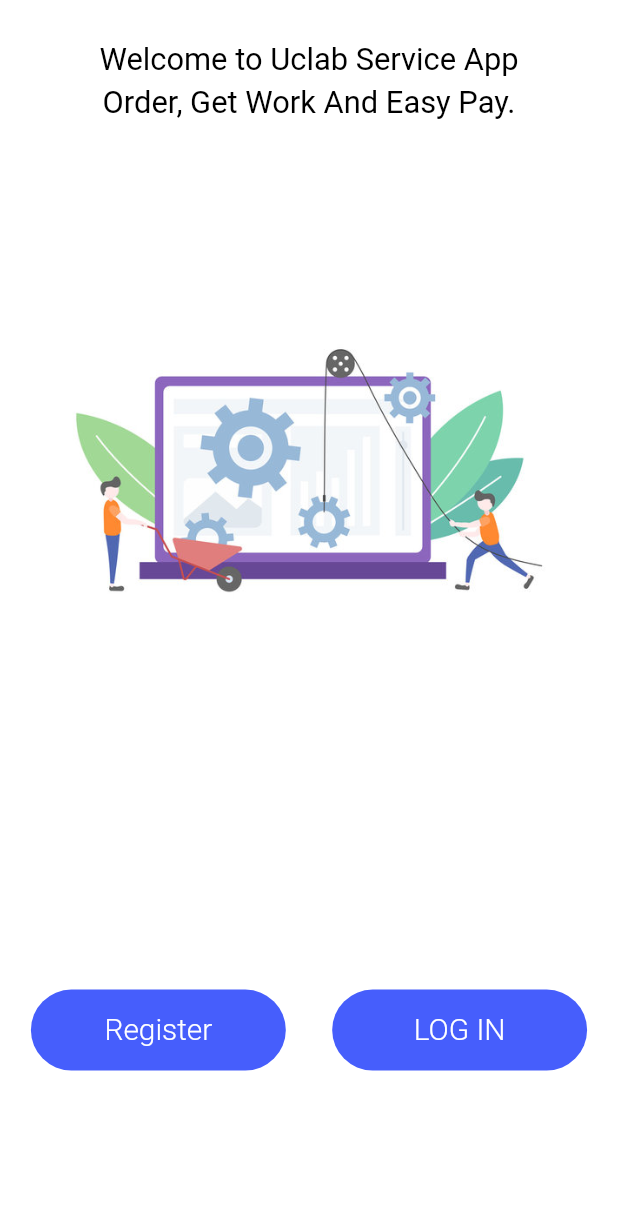
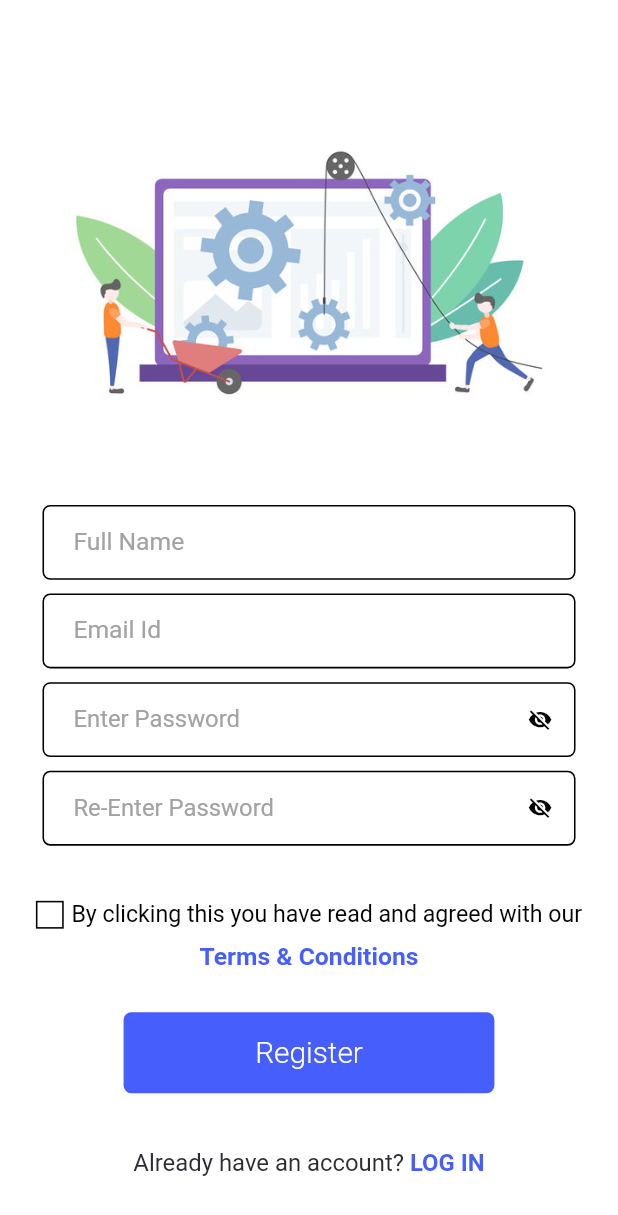
Before and after one commit to ritesh-amit/Suraj, a Flutter app: the CustomerChoice screen opened directly, after a tap on "Register", on a phone screen of 412 x 824 dp. Shown: the top 1215 px of the screen. Run offline on Flutter 3.47's test engine with Material 2 defaults, Android fonts, the phone set to English and light mode, and no system bars; our stand-ins replace firebase_auth, firebase_core, shared_preferences; accounts and stored records are empty.

Commit message:
Register Added

```diff
--- a/lib/customerChoice.dart
+++ b/lib/customerChoice.dart
@@ -1,6 +1,7 @@
 import 'package:flutter/material.dart';
 import 'package:flutter/rendering.dart';
 import 'package:suraj/login.dart';
+import 'package:suraj/register.dart';
 import 'Utils/SizeConfig.dart';
 import 'Utils/constants.dart';
 
@@ -56,10 +57,10 @@ class _CustomerChoiceState extends State<CustomerChoice> {
                     splashColor: maC,
                     color: maC,
                     onPressed: () {
-                      /* Navigator.of(context)
-                        .push(MaterialPageRoute(builder: (context) {
-                      return SignUp('0');
-                    }));*/
+                      Navigator.of(context)
+                          .push(MaterialPageRoute(builder: (context) {
+                        return Register();
+                      }));
                     },
                     padding: EdgeInsets.symmetric(
                         horizontal: b * 25, vertical: h * 15),
--- /dev/null
+++ b/lib/register.dart
@@ -0,0 +1,314 @@
+import 'package:flutter/material.dart';
+import 'package:flutter/rendering.dart';
+import 'package:suraj/forgotPassword.dart';
+import 'package:suraj/login.dart';
+import 'Utils/SizeConfig.dart';
+import 'Utils/constants.dart';
+
+class Register extends StatefulWidget {
+  _RegisterState createState() => _RegisterState();
+}
+
+class _RegisterState extends State<Register> {
+  TextEditingController nameController = TextEditingController();
+  TextEditingController pwdController2 = TextEditingController();
+  TextEditingController emailController = TextEditingController();
+  TextEditingController pwdController = TextEditingController();
+  bool isVisible = false;
+  bool isVisible2 = false;
+  bool rad = false;
+
+  @override
+  Widget build(BuildContext context) {
+    SizeConfig().init(context);
+    var b = SizeConfig.screenWidth / 400;
+    var h = SizeConfig.screenHeight / 800;
+
+    return Scaffold(
+      backgroundColor: Colors.white,
+      body: SafeArea(
+        child: SingleChildScrollView(
+          child: Container(
+            child: Column(children: [
+              Container(
+                alignment: Alignment.center,
+                padding: EdgeInsets.symmetric(horizontal: b * 20),
+                child: Column(
+                  crossAxisAlignment: CrossAxisAlignment.center,
+                  children: [
+                    sh(30),
+                    Image.asset(
+                      'images/2.jpg',
+                      height: h * 300,
+                    ),
+                    Container(
+                      width: b * 345,
+                      decoration: BoxDecoration(
+                        color: Colors.white,
+                        borderRadius: BorderRadius.circular(b * 10),
+                      ),
+                      child: TextField(
+                        controller: nameController,
+                        keyboardType: TextInputType.emailAddress,
+                        style: txtS(Colors.black, 16, FontWeight.w500),
+                        decoration: dec('Full Name'),
+                      ),
+                    ),
+                    sh(10),
+                    Container(
+                      width: b * 345,
+                      decoration: BoxDecoration(
+                        color: Colors.white,
+                        borderRadius: BorderRadius.circular(b * 10),
+                      ),
+                      child: TextField(
+                        controller: emailController,
+                        keyboardType: TextInputType.emailAddress,
+                        style: txtS(Colors.black, 16, FontWeight.w500),
+                        decoration: dec('Email Id'),
+                      ),
+                    ),
+                    sh(10),
+                    Container(
+                      width: b * 345,
+                      child: TextField(
+                        controller: pwdController,
+                        keyboardType: TextInputType.visiblePassword,
+                        style: txtS(Colors.black, 16, FontWeight.w500),
+                        obscuringCharacter: '*',
+                        obscureText: !isVisible,
+                        decoration: InputDecoration(
+                          focusedBorder: OutlineInputBorder(
+                            borderSide: BorderSide(color: maC, width: b * 2),
+                            borderRadius: BorderRadius.circular(b * 5),
+                          ),
+                          enabledBorder: OutlineInputBorder(
+                            borderSide:
+                                BorderSide(color: Colors.black, width: b * 1),
+                            borderRadius: BorderRadius.circular(b * 5),
+                          ),
+                          suffixIconConstraints: BoxConstraints(
+                              minWidth: b * 16, minHeight: h * 12),
+                          suffixIcon: Padding(
+                            padding: EdgeInsets.only(right: b * 15),
+                            child: InkWell(
+                              onTap: () {
+                                setState(() {
+                                  isVisible = !isVisible;
+                                });
+                              },
+                              child: Icon(
+                                isVisible
+                                    ? Icons.visibility
+                                    : Icons.visibility_off,
+                                color: Colors.black,
+                                size: b * 16,
+                              ),
+                            ),
+                          ),
+                          labelText: 'Enter Password',
+                          labelStyle: txtS(tc, 16, FontWeight.w400),
+                          isDense: true,
+                          contentPadding: EdgeInsets.only(
+                            top: h * 15,
+                            bottom: h * 15,
+                            right: b * 20,
+                            left: b * 20,
+                          ),
+                        ),
+                      ),
+                    ),
+                    sh(10),
+                    Container(
+                      width: b * 345,
+                      child: TextField(
+                        controller: pwdController2,
+                        keyboardType: TextInputType.visiblePassword,
+                        style: txtS(Colors.black, 16, FontWeight.w500),
+                        obscuringCharacter: '*',
+                        obscureText: !isVisible2,
+                        decoration: InputDecoration(
+                          focusedBorder: OutlineInputBorder(
+                            borderSide: BorderSide(color: maC, width: b * 2),
+                            borderRadius: BorderRadius.circular(b * 5),
+                          ),
+                          enabledBorder: OutlineInputBorder(
+                            borderSide:
+                                BorderSide(color: Colors.black, width: b * 1),
+                            borderRadius: BorderRadius.circular(b * 5),
+                          ),
+                          suffixIconConstraints: BoxConstraints(
+                              minWidth: b * 16, minHeight: h * 12),
+                          suffixIcon: Padding(
+                            padding: EdgeInsets.only(right: b * 15),
+                            child: InkWell(
+                              onTap: () {
+                                setState(() {
+                                  isVisible2 = !isVisible2;
+                                });
+                              },
+                              child: Icon(
+                                isVisible2
+                                    ? Icons.visibility
+                                    : Icons.visibility_off,
+                                color: Colors.black,
+                                size: b * 16,
+                              ),
+                            ),
+                          ),
+                          labelText: 'Re-Enter Password',
+                          labelStyle: txtS(tc, 16, FontWeight.w400),
+                          isDense: true,
+                          contentPadding: EdgeInsets.only(
+                            top: h * 15,
+                            bottom: h * 15,
+                            right: b * 20,
+                            left: b * 20,
+                          ),
+                        ),
+                      ),
+                    ),
+                    sh(40),
+                    Row(
+                      mainAxisAlignment: MainAxisAlignment.center,
+                      children: [
+                        InkWell(
+                          onTap: () {
+                            setState(() {
+                              rad = !rad;
+                            });
+                          },
+                          child: Container(
+                            height: h * 18,
+                            width: b * 18,
+                            decoration: BoxDecoration(
+                              color: rad ? maC : Colors.white,
+                              border: Border.all(
+                                color: Colors.black,
+                                width: b * 1,
+                              ),
+                            ),
+                            child: rad
+                                ? Icon(Icons.check,
+                                    color: Colors.white, size: b * 14)
+                                : sh(0),
+                          ),
+                        ),
+                        SizedBox(width: b * 5),
+                        Text(
+                          'By clicking this you have read and agreed with our',
+                          style: TextStyle(
+                            color: Colors.black,
+                            fontWeight: FontWeight.w400,
+                            fontSize: b * 15,
+                          ),
+                        ),
+                      ],
+                    ),
+                    sh(10),
+                    InkWell(
+                      onTap: () {},
+                      child: Text(
+                        'Terms & Conditions',
+                        style: TextStyle(
+                          color: maC,
+                          fontWeight: FontWeight.w700,
+                          fontSize: b * 16,
+                        ),
+                      ),
+                    ),
+                    sh(30),
+                    MaterialButton(
+                      minWidth: b * 240,
+                      splashColor: maC,
+                      color: maC,
+                      onPressed: () {
+                        /*Navigator.of(context).push(
+                    MaterialPageRoute(builder: (context) {
+                      return CustomerRegister();
+                    }),
+                  );*/
+                      },
+                      padding: EdgeInsets.symmetric(
+                          horizontal: b * 25, vertical: h * 15),
+                      shape: RoundedRectangleBorder(
+                        borderRadius: BorderRadius.circular(b * 5),
+                      ),
+                      elevation: 0,
+                      child: Text(
+                        'Register',
+                        style: txtS(Colors.white, 20, FontWeight.w300),
+                      ),
+                    ),
+                    sh(40),
+                    Row(
+                      mainAxisAlignment: MainAxisAlignment.center,
+                      children: [
+                        Text(
+                          'Already have an account? ',
+                          style: txtS(textColor, 16, FontWeight.w400),
+                        ),
+                        InkWell(
+                          onTap: () {
+                            Navigator.of(context).push(
+                              MaterialPageRoute(builder: (context) {
+                                return Login();
+                              }),
+                            );
+                          },
+                          child: Text(
+                            'LOG IN',
+                            style: txtS(maC, 16, FontWeight.w700),
+                          ),
+                        ),
+                      ],
+                    ),
+                  ],
+                ),
+              ),
+            ]),
+          ),
+        ),
+      ),
+    );
+  }
+
+  InputDecoration dec(String txt) {
+    var b = SizeConfig.screenWidth / 400;
+    var h = SizeConfig.screenHeight / 800;
+
+    return InputDecoration(
+      focusedBorder: OutlineInputBorder(
+        borderSide: BorderSide(color: maC, width: b * 2),
+        borderRadius: BorderRadius.circular(b * 5),
+      ),
+      enabledBorder: OutlineInputBorder(
+        borderSide: BorderSide(color: Colors.black, width: b * 1),
+        borderRadius: BorderRadius.circular(b * 5),
+      ),
+      labelText: txt,
+      labelStyle: TextStyle(
+        color: tc,
+        fontSize: b * 16,
+        fontWeight: FontWeight.w400,
+      ),
+      isDense: true,
+      contentPadding: EdgeInsets.symmetric(
+        vertical: h * 15,
+        horizontal: b * 20,
+      ),
+    );
+  }
+
+  TextStyle txtS(Color col, double siz, FontWeight wg) {
+    return TextStyle(
+      color: col,
+      fontWeight: wg,
+      fontSize: SizeConfig.screenWidth * siz / 414,
+    );
+  }
+
+  SizedBox sh(double h) {
+    return SizedBox(height: SizeConfig.screenHeight * h / 896);
+  }
+}
```
